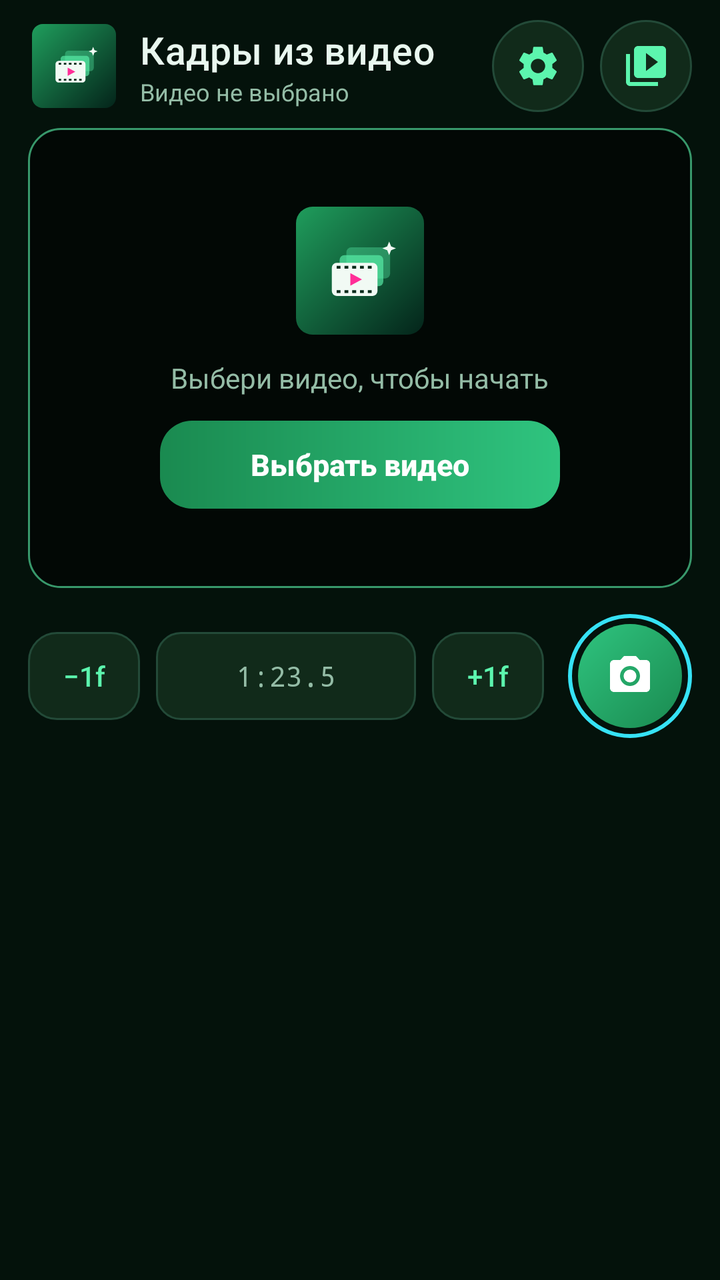
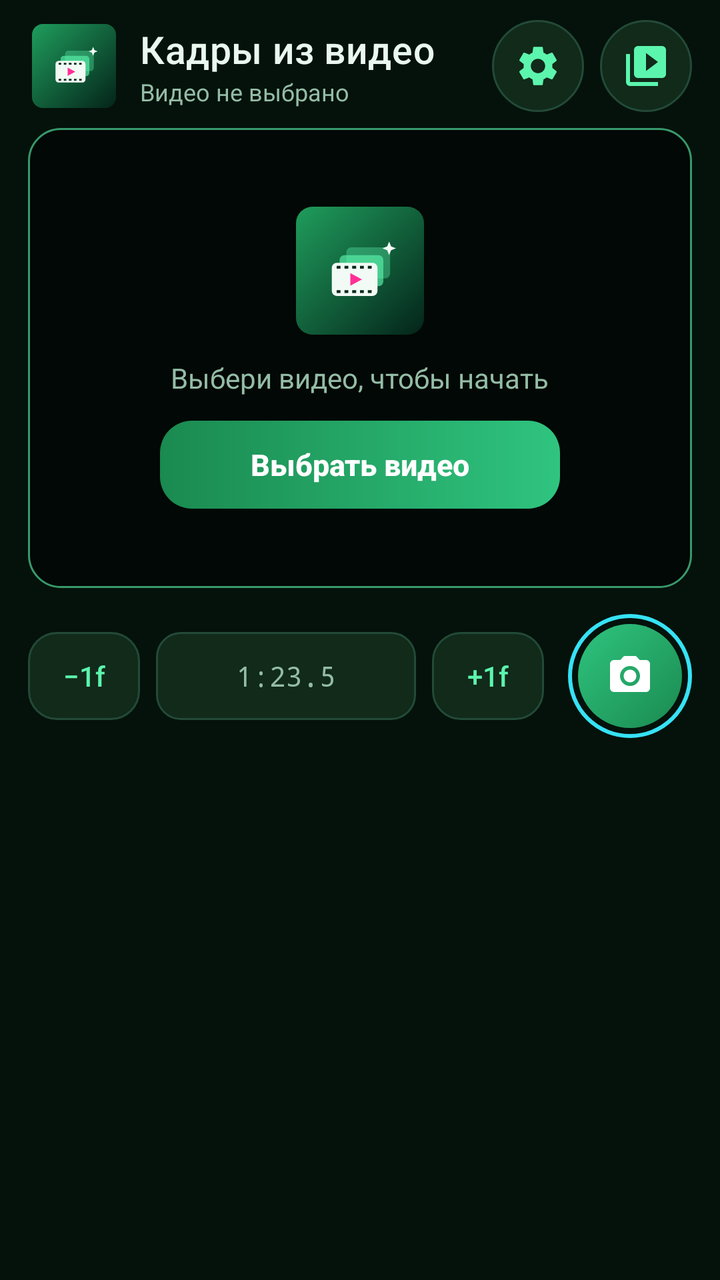

Screens rendered from an Android XML layout before and after an edit, with the pre-edit source and the edit as a unified diff.
<!-- AndroidManifest.xml: application theme AppTheme -->
<!-- res/layout/activity_main.xml -->
<?xml version="1.0" encoding="utf-8"?>
<FrameLayout xmlns:android="http://schemas.android.com/apk/res/android"
    android:id="@+id/root"
    android:layout_width="match_parent"
    android:layout_height="match_parent"
    android:background="@color/bg">

    
    <com.dave.framegrabber.SynthwaveView
        android:id="@+id/bgView"
        android:layout_width="match_parent"
        android:layout_height="match_parent"
        android:visibility="gone" />

    <LinearLayout
        android:id="@+id/content"
        android:layout_width="match_parent"
        android:layout_height="match_parent"
        android:orientation="vertical">

        
        <LinearLayout
            android:id="@+id/appBar"
            android:layout_width="match_parent"
            android:layout_height="wrap_content"
            android:gravity="center_vertical"
            android:orientation="horizontal"
            android:paddingStart="16dp"
            android:paddingTop="10dp"
            android:paddingEnd="14dp"
            android:paddingBottom="8dp">

            <ImageView
                android:id="@+id/logo"
                android:layout_width="42dp"
                android:layout_height="42dp"
                android:elevation="4dp"
                android:src="@drawable/logo_mark" />

            <LinearLayout
                android:id="@+id/titleBox"
                android:layout_width="0dp"
                android:layout_height="wrap_content"
                android:layout_weight="1"
                android:orientation="vertical"
                android:paddingStart="12dp">
                <TextView
                    android:layout_width="wrap_content"
                    android:layout_height="wrap_content"
                    android:fontFamily="sans-serif-medium"
                    android:letterSpacing="0.01"
                    android:ellipsize="end"
                    android:maxLines="1"
                    android:text="Кадры из видео"
                    android:textColor="@color/text"
                    android:textSize="19sp" />
                <TextView
                    android:id="@+id/txtInfo"
                    android:layout_width="wrap_content"
                    android:layout_height="wrap_content"
                    android:ellipsize="middle"
                    android:singleLine="true"
                    android:text="Видео не выбрано"
                    android:textColor="@color/textDim"
                    android:textSize="12sp" />
            </LinearLayout>

            <ImageButton
                android:id="@+id/btnSettings"
                style="@style/IconBtn"
                android:layout_marginEnd="8dp"
                android:contentDescription="Общие настройки"
                android:src="@drawable/ic_settings" />

            <ImageButton
                android:id="@+id/btnPick"
                style="@style/IconBtn"
                android:contentDescription="Выбрать видео"
                android:src="@drawable/ic_video_library" />
        </LinearLayout>

        
        <FrameLayout
            android:id="@+id/previewCard"
            android:layout_width="match_parent"
            android:layout_height="230dp"
            android:layout_marginStart="14dp"
            android:layout_marginEnd="14dp"
            android:background="@drawable/bg_preview"
            android:elevation="6dp">

            <ImageView
                android:id="@+id/imgPreview"
                android:layout_width="match_parent"
                android:layout_height="match_parent"
                android:scaleType="fitCenter" />

            
            <TextureView
                android:id="@+id/videoSurface"
                android:layout_width="match_parent"
                android:layout_height="match_parent"
                android:visibility="gone" />

            
            <com.dave.framegrabber.ZoomImageView
                android:id="@+id/imgCapture"
                android:layout_width="match_parent"
                android:layout_height="match_parent"
                android:background="#FF020805"
                android:visibility="gone" />

            <LinearLayout
                android:id="@+id/placeholder"
                android:layout_width="match_parent"
                android:layout_height="match_parent"
                android:gravity="center"
                android:orientation="vertical">
                <ImageView
                    android:id="@+id/phIcon"
                    android:layout_width="64dp"
                    android:layout_height="64dp"
                    android:src="@drawable/logo_mark" />
                <TextView
                    android:layout_width="wrap_content"
                    android:layout_height="wrap_content"
                    android:paddingTop="12dp"
                    android:text="Выбери видео, чтобы начать"
                    android:textColor="@color/textDim"
                    android:textSize="14sp" />
                <Button
                    android:id="@+id/btnPickBig"
                    style="@style/BtnPrimary"
                    android:layout_width="wrap_content"
                    android:minHeight="44dp"
                    android:minWidth="200dp"
                    android:maxLines="1"
                    android:paddingStart="24dp"
                    android:paddingEnd="24dp"
                    android:text="Выбрать видео" />
            </LinearLayout>

            
            <LinearLayout
                android:id="@+id/chipMode"
                android:layout_width="wrap_content"
                android:layout_height="wrap_content"
                android:layout_gravity="top|start"
                android:layout_margin="10dp"
                android:background="@drawable/bg_chip"
                android:gravity="center_vertical"
                android:orientation="horizontal"
                android:paddingStart="10dp"
                android:paddingTop="4dp"
                android:paddingEnd="10dp"
                android:paddingBottom="4dp"
                android:visibility="gone">
                <View
                    android:id="@+id/chipDot"
                    android:layout_width="7dp"
                    android:layout_height="7dp"
                    android:background="@drawable/dot" />
                <TextView
                    android:id="@+id/chipText"
                    android:layout_width="wrap_content"
                    android:layout_height="wrap_content"
                    android:paddingStart="6dp"
                    android:letterSpacing="0.08"
                    android:text="ВИДЕО"
                    android:textColor="@color/accent"
                    android:textSize="11sp"
                    android:textStyle="bold" />
            </LinearLayout>

            <TextView
                android:id="@+id/txtTimeBadge"
                android:layout_width="wrap_content"
                android:layout_height="wrap_content"
                android:layout_gravity="bottom|end"
                android:layout_margin="10dp"
                android:background="@drawable/bg_chip"
                android:fontFamily="monospace"
                android:paddingStart="10dp"
                android:paddingTop="3dp"
                android:paddingEnd="10dp"
                android:paddingBottom="3dp"
                android:textColor="@color/text"
                android:textSize="12sp"
                android:visibility="gone" />

            <ImageButton
                android:id="@+id/btnPlay"
                style="@style/GlassBtn"
                android:layout_width="40dp"
                android:layout_height="40dp"
                android:layout_gravity="bottom|start"
                android:layout_margin="8dp"
                android:contentDescription="Воспроизвести"
                android:src="@drawable/ic_play"
                android:visibility="gone" />

            <ImageButton
                android:id="@+id/btnCloseCap"
                style="@style/GlassBtn"
                android:layout_gravity="top|end"
                android:layout_margin="8dp"
                android:layout_marginTop="10dp"
                android:layout_marginEnd="10dp"
                android:contentDescription="Назад к видео"
                android:src="@drawable/ic_close"
                android:visibility="gone" />

            <ImageButton
                android:id="@+id/btnCapPrev"
                style="@style/GlassBtn"
                android:layout_gravity="center_vertical|start"
                android:layout_margin="8dp"
                android:contentDescription="Предыдущий кадр"
                android:src="@drawable/ic_chev_left"
                android:visibility="gone" />

            <ImageButton
                android:id="@+id/btnCapNext"
                style="@style/GlassBtn"
                android:layout_gravity="center_vertical|end"
                android:layout_margin="8dp"
                android:contentDescription="Следующий кадр"
                android:src="@drawable/ic_chev_right"
                android:visibility="gone" />

            <View
                android:id="@+id/flash"
                android:layout_width="match_parent"
                android:layout_height="match_parent"
                android:alpha="0"
                android:background="#FFFFFFFF" />
        </FrameLayout>

        
        <FrameLayout
            android:id="@+id/actionBar"
            android:layout_width="match_parent"
            android:layout_height="68dp"
            android:layout_marginStart="14dp"
            android:layout_marginTop="10dp"
            android:layout_marginEnd="14dp"
            android:layout_marginBottom="4dp">

            <LinearLayout
                android:id="@+id/videoBar"
                android:layout_width="match_parent"
                android:layout_height="match_parent"
                android:gravity="center_vertical"
                android:orientation="horizontal">

                <Button
                    android:id="@+id/btnPrev"
                    style="@style/BtnSecondary"
                    android:text="−1f" />

                <EditText
                    android:id="@+id/editTime"
                    style="@style/Input"
                    android:layout_width="0dp"
                    android:layout_weight="1"
                    android:layout_marginStart="8dp"
                    android:layout_marginEnd="8dp"
                    android:fontFamily="monospace"
                    android:paddingStart="4dp"
                    android:paddingEnd="4dp"
                    android:textSize="14sp"
                    android:hint="1:23.5"
                    android:imeOptions="actionGo"
                    android:inputType="text" />

                <Button
                    android:id="@+id/btnNext"
                    style="@style/BtnSecondary"
                    android:text="+1f" />

                <ImageButton
                    android:id="@+id/btnCapture"
                    android:layout_width="62dp"
                    android:layout_height="62dp"
                    android:layout_marginStart="12dp"
                    android:background="@drawable/btn_shutter"
                    android:contentDescription="Снять кадр"
                    android:elevation="4dp"
                    android:src="@drawable/ic_camera"
                    android:stateListAnimator="@animator/press_scale"
                    android:tint="#FFFFFFFF" />
            </LinearLayout>

            <LinearLayout
                android:id="@+id/captureBar"
                android:layout_width="match_parent"
                android:layout_height="match_parent"
                android:orientation="horizontal"
                android:visibility="gone">
                <Button
                    android:id="@+id/actShare"
                    style="@style/ActionBtn"
                    android:drawableTop="@drawable/ic_share"
                    android:text="Отправить" />
                <Button
                    android:id="@+id/actSave"
                    style="@style/ActionBtn"
                    android:layout_marginStart="6dp"
                    android:drawableTop="@drawable/ic_download"
                    android:text="Сохранить" />
                <Button
                    android:id="@+id/actJump"
                    style="@style/ActionBtn"
                    android:layout_marginStart="6dp"
                    android:drawableTop="@drawable/ic_target"
                    android:text="Момент" />
                <Button
                    android:id="@+id/actText"
                    style="@style/ActionBtn"
                    android:layout_marginStart="6dp"
                    android:drawableTop="@drawable/ic_text"
                    android:text="Текст" />
                <Button
                    android:id="@+id/actDelete"
                    style="@style/ActionBtn"
                    android:layout_marginStart="6dp"
                    android:drawableTint="@color/danger"
                    android:drawableTop="@drawable/ic_delete"
                    android:text="Удалить" />
            </LinearLayout>
        </FrameLayout>

        <ListView
            android:id="@+id/list"
            android:layout_width="match_parent"
            android:layout_height="0dp"
            android:layout_weight="1"
            android:clipToPadding="false"
            android:divider="@null"
            android:scrollbars="none" />
    </LinearLayout>
</FrameLayout>
<!-- resources referenced by this layout -->
<resources>
  <color name="accent">#FF5CF5AE</color>
  <color name="bg">#FF04120B</color>
  <color name="danger">#FFFF5C7A</color>
  <color name="text">#FFE9F7EF</color>
  <color name="textDim">#FF94BCA6</color>
  <!-- drawable bg_chip (drawable) -->
  <?xml version="1.0" encoding="utf-8"?>
  <shape xmlns:android="http://schemas.android.com/apk/res/android" android:shape="rectangle">
      <solid android:color="#B3041009" />
      <corners android:radius="20dp" />
      <stroke android:width="1dp" android:color="#337FE0A6" />
  </shape>
  <!-- drawable bg_preview (drawable) -->
  <?xml version="1.0" encoding="utf-8"?>
  <shape xmlns:android="http://schemas.android.com/apk/res/android" android:shape="rectangle">
      <solid android:color="#FF020805" />
      <corners android:radius="16dp" />
      <stroke android:width="1dp" android:color="#995CF5AE" />
  </shape>
  <!-- drawable dot (drawable) -->
  <?xml version="1.0" encoding="utf-8"?>
  <shape xmlns:android="http://schemas.android.com/apk/res/android" android:shape="oval">
      <solid android:color="@color/accent" />
      <size android:width="7dp" android:height="7dp" />
  </shape>
  <!-- drawable ic_play (drawable) -->
  <?xml version="1.0" encoding="utf-8"?>
  <vector xmlns:android="http://schemas.android.com/apk/res/android"
      android:width="24dp" android:height="24dp"
      android:viewportWidth="24" android:viewportHeight="24" android:tint="?android:attr/textColorPrimary">
      <path android:fillColor="#FFFFFFFF" android:pathData="M8,5v14l11,-7z" />
  </vector>
  <style name="ActionBtn">
          <item name="android:layout_width">0dp</item>
          <item name="android:layout_height">match_parent</item>
          <item name="android:layout_weight">1</item>
          <item name="android:background">@drawable/btn_action</item>
          <item name="android:textColor">@color/text</item>
          <item name="android:textSize">11sp</item>
          <item name="android:textAllCaps">false</item>
          <item name="android:drawablePadding">2dp</item>
          <item name="android:drawableTint">@color/accent</item>
          <item name="android:paddingTop">8dp</item>
          <item name="android:paddingBottom">6dp</item>
          <item name="android:minHeight">0dp</item>
          <item name="android:stateListAnimator">@animator/press_scale</item>
      </style>
  <color name="cyan">#FF36E2F5</color>
  <color name="primaryBright">#FF2FC47F</color>
  <color name="primary">#FF1A8A50</color>
  <!-- drawable btn_icon_glass (drawable) -->
  <?xml version="1.0" encoding="utf-8"?>
  <ripple xmlns:android="http://schemas.android.com/apk/res/android" android:color="#557FE0A6">
      <item>
          <shape android:shape="oval">
              <solid android:color="#99031008" />
          </shape>
      </item>
  </ripple>
  <!-- drawable btn_icon (drawable) -->
  <?xml version="1.0" encoding="utf-8"?>
  <ripple xmlns:android="http://schemas.android.com/apk/res/android" android:color="#337FE0A6">
      <item>
          <shape android:shape="oval">
              <solid android:color="@color/surface2" />
              <stroke android:width="1dp" android:color="@color/stroke" />
          </shape>
      </item>
  </ripple>
  <style name="DialogTheme" parent="android:Theme.Material.Dialog.Alert">
          <item name="android:windowBackground">@drawable/bg_dialog</item>
          <item name="android:colorAccent">@color/accent</item>
          <item name="android:textColorPrimary">@color/text</item>
      </style>
  <color name="surface">#E00C2218</color>
  <color name="stroke">#FF234A38</color>
  <color name="surface2">#CC14301F</color>
  <!-- unchanged entries left out for length: 25 -->
</resources>

<!-- the commit's change to res/layout/activity_main.xml (unified diff, before → after) -->
@@ -45,15 +45,16 @@
                 android:orientation="vertical"
                 android:paddingStart="12dp">
                 <TextView
-                    android:layout_width="wrap_content"
-                    android:layout_height="wrap_content"
+                    android:layout_width="match_parent"
+                    android:layout_height="26dp"
+                    android:autoSizeMaxTextSize="19sp"
+                    android:autoSizeMinTextSize="13sp"
+                    android:autoSizeTextType="uniform"
                     android:fontFamily="sans-serif-medium"
                     android:letterSpacing="0.01"
-                    android:ellipsize="end"
                     android:maxLines="1"
                     android:text="Кадры из видео"
-                    android:textColor="@color/text"
-                    android:textSize="19sp" />
+                    android:textColor="@color/text" />
                 <TextView
                     android:id="@+id/txtInfo"
                     android:layout_width="wrap_content"
<!-- resource entries referenced after the edit -->
@@ -44,7 +44,14 @@
           <item name="android:drawableTint">@color/accent</item>
           <item name="android:paddingTop">8dp</item>
           <item name="android:paddingBottom">6dp</item>
+          <item name="android:paddingStart">1dp</item>
+          <item name="android:paddingEnd">1dp</item>
           <item name="android:minHeight">0dp</item>
+          <item name="android:minWidth">0dp</item>
+          <item name="android:maxLines">1</item>
+          <item name="android:autoSizeTextType">uniform</item>
+          <item name="android:autoSizeMinTextSize">8sp</item>
+          <item name="android:autoSizeMaxTextSize">11sp</item>
           <item name="android:stateListAnimator">@animator/press_scale</item>
       </style>
   <color name="cyan">#FF36E2F5</color>
